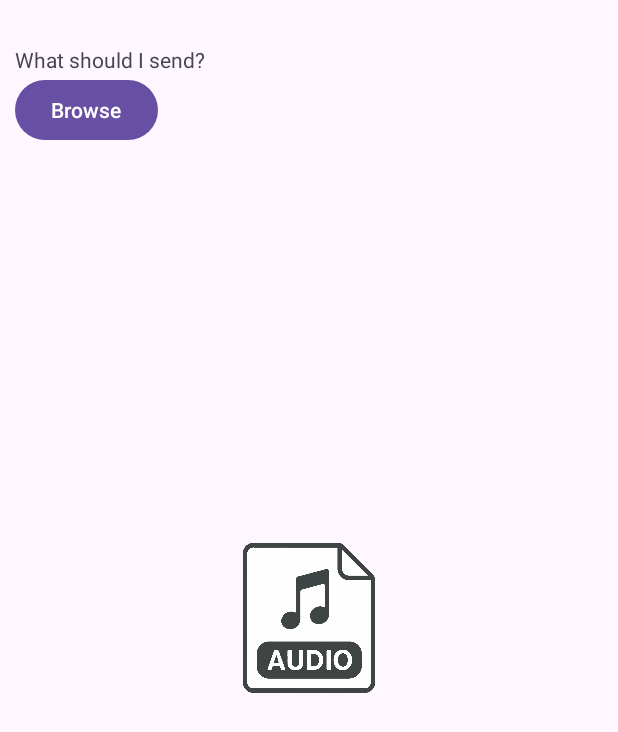
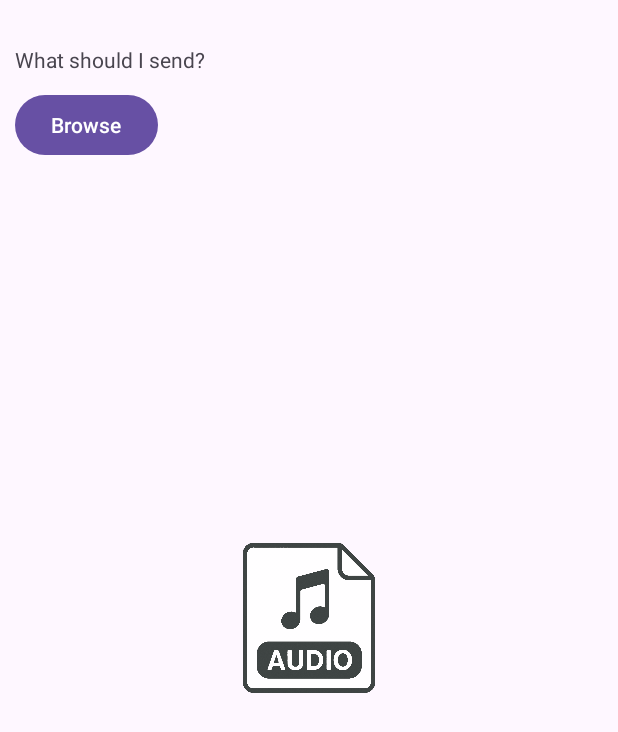
Before and after one commit to aaaa1597/BeamLink, an Android app: the layout fragment_main.xml on its own in the app's theme, with its tools: preview values and no code run, on a phone screen of 412 x 824 dp. Shown: the top 732 px of the screen. Run offline under Robolectric (Android 15) with nearby library versions, the phone set to English and light mode, and no system bars.

Commit message:
RecycleView追加

```diff
--- a/app/src/main/res/layout/fragment_main.xml
+++ b/app/src/main/res/layout/fragment_main.xml
@@ -22,10 +22,20 @@
         android:layout_width="wrap_content"
         android:layout_height="wrap_content"
         android:text="@string/btn_browse"
+        android:layout_marginTop="10dp"
         android:layout_marginStart="10dp"
         android:clickable="true"
         app:layout_constraintTop_toBottomOf="@id/txt_what"
         app:layout_constraintStart_toStartOf="parent" />
+
+    <androidx.recyclerview.widget.RecyclerView
+        android:id="@+id/ryv_files"
+        android:layout_marginTop="10dp"
+        android:layout_width="0dp"
+        android:layout_height="wrap_content"
+        app:layout_constraintTop_toBottomOf="@id/btnChooser"
+        app:layout_constraintStart_toStartOf="parent"
+        app:layout_constraintWidth_percent="0.45"/>
 
     <ImageView
         android:id="@+id/imv_tmp"
```
Also changed, not shown: app/src/main/java/com/tks/beamlink/MainFragment.kt (+47 -4 lines), app/src/main/res/layout/ryv_files_items.xml (renamed from app/src/main/res/layout/listitem_mime.xml, +5 -7 lines), app/src/main/res/values/strings.xml (+2 -7 lines), 1 other file.
